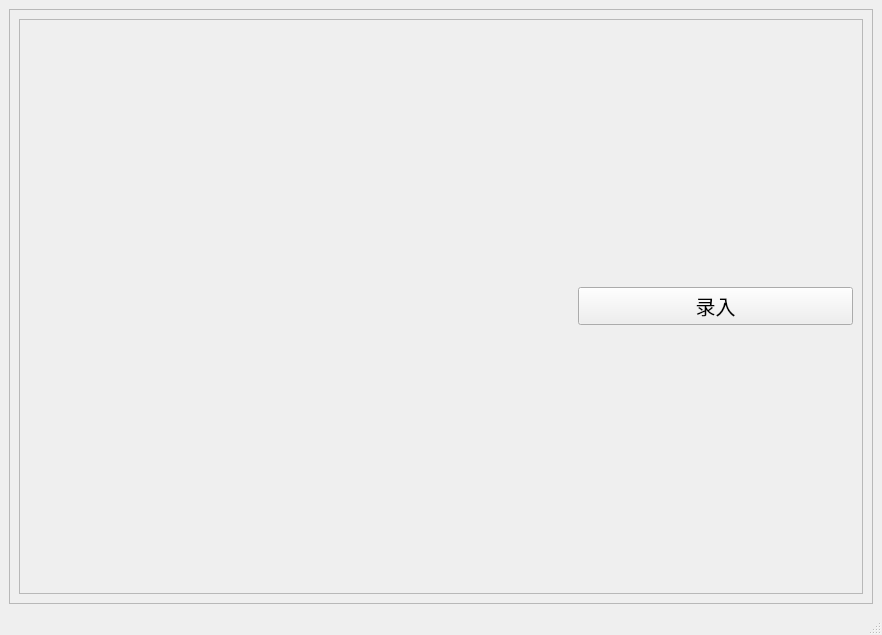
The window that assets/upload.ui (pmj110119/CWJ_database_client) describes before a commit, drawn with Qt 5.
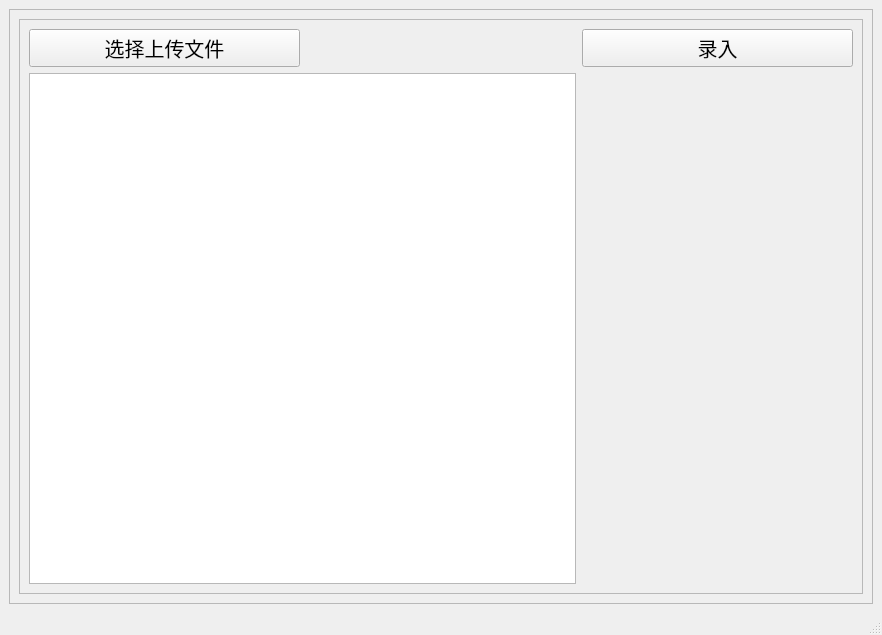
The same window after the commit.

Commit message: 加入文件上传功能，录入指定路径下；区分服务器端和客户端的模式

What changed in the file:
```diff
--- a/assets/upload.ui
+++ b/assets/upload.ui
@@ -38,34 +38,8 @@
          <property name="frameShadow">
           <enum>QFrame::Raised</enum>
          </property>
-         <layout class="QHBoxLayout" name="horizontalLayout" stretch="1,1,1">
-          <item>
-           <spacer name="horizontalSpacer">
-            <property name="orientation">
-             <enum>Qt::Horizontal</enum>
-            </property>
-            <property name="sizeHint" stdset="0">
-             <size>
-              <width>40</width>
-              <height>20</height>
-             </size>
-            </property>
-           </spacer>
-          </item>
-          <item>
-           <spacer name="horizontalSpacer_2">
-            <property name="orientation">
-             <enum>Qt::Horizontal</enum>
-            </property>
-            <property name="sizeHint" stdset="0">
-             <size>
-              <width>40</width>
-              <height>20</height>
-             </size>
-            </property>
-           </spacer>
-          </item>
-          <item>
+         <layout class="QGridLayout" name="gridLayout" columnstretch="1,1,1">
+          <item row="0" column="2">
            <widget class="QPushButton" name="buttonUpload">
             <property name="font">
              <font>
@@ -77,6 +51,34 @@
             </property>
            </widget>
           </item>
+          <item row="1" column="0" colspan="2">
+           <widget class="QListWidget" name="listSelectFiles"/>
+          </item>
+          <item row="0" column="1">
+           <spacer name="horizontalSpacer">
+            <property name="orientation">
+             <enum>Qt::Horizontal</enum>
+            </property>
+            <property name="sizeHint" stdset="0">
+             <size>
+              <width>40</width>
+              <height>20</height>
+             </size>
+            </property>
+           </spacer>
+          </item>
+          <item row="0" column="0">
+           <widget class="QPushButton" name="buttonSelect">
+            <property name="font">
+             <font>
+              <pointsize>15</pointsize>
+             </font>
+            </property>
+            <property name="text">
+             <string>选择上传文件</string>
+            </property>
+           </widget>
+          </item>
          </layout>
         </widget>
        </item>
```
The commit also changes 5 other files.
